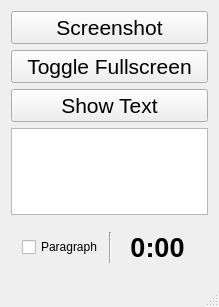
Old version of the form QTeach/mainwindow.ui in the repository wilm0x42/CPP_Class.
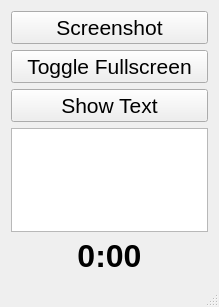
New version of the form.

```diff
--- a/QTeach/mainwindow.ui
+++ b/QTeach/mainwindow.ui
@@ -67,30 +67,14 @@
      <widget class="QTextEdit" name="textEdit"/>
     </item>
     <item>
-     <widget class="QWidget" name="widget" native="true">
-      <layout class="QHBoxLayout" name="horizontalLayout">
-       <item>
-        <widget class="QCheckBox" name="checkBox">
-         <property name="text">
-          <string>Paragraph</string>
-         </property>
-        </widget>
-       </item>
-       <item>
-        <widget class="Line" name="line">
-         <property name="orientation">
-          <enum>Qt::Vertical</enum>
-         </property>
-        </widget>
-       </item>
-       <item>
         <widget class="QLabel" name="clock">
          <property name="font">
           <font>
-           <pointsize>20</pointsize>
+        <pointsize>24</pointsize>
            <weight>75</weight>
            <bold>true</bold>
            <underline>false</underline>
+        <kerning>true</kerning>
           </font>
          </property>
          <property name="text">
@@ -100,11 +84,8 @@
           <set>Qt::AlignCenter</set>
          </property>
          <property name="margin">
-          <number>-9</number>
-         </property>
-        </widget>
-       </item>
-      </layout>
+       <number>-1</number>
+      </property>
      </widget>
     </item>
    </layout>
```
Left out of the diff: 3 changed lines with no effect on the pictures. Lines whose indentation alone changed are shown as unchanged.
